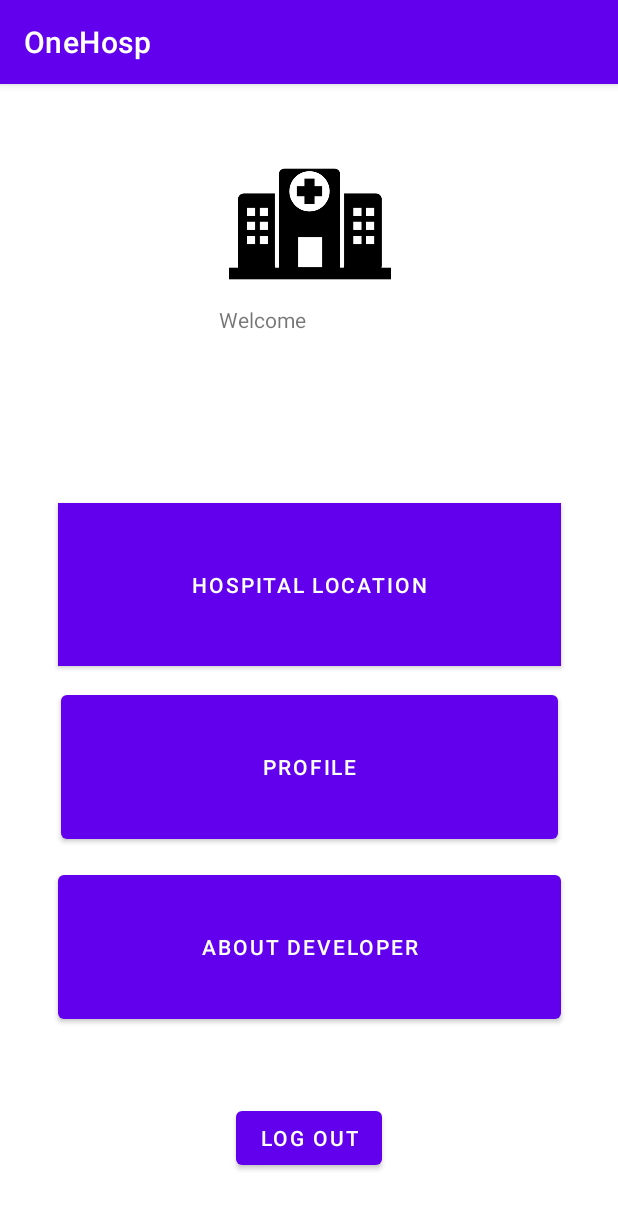
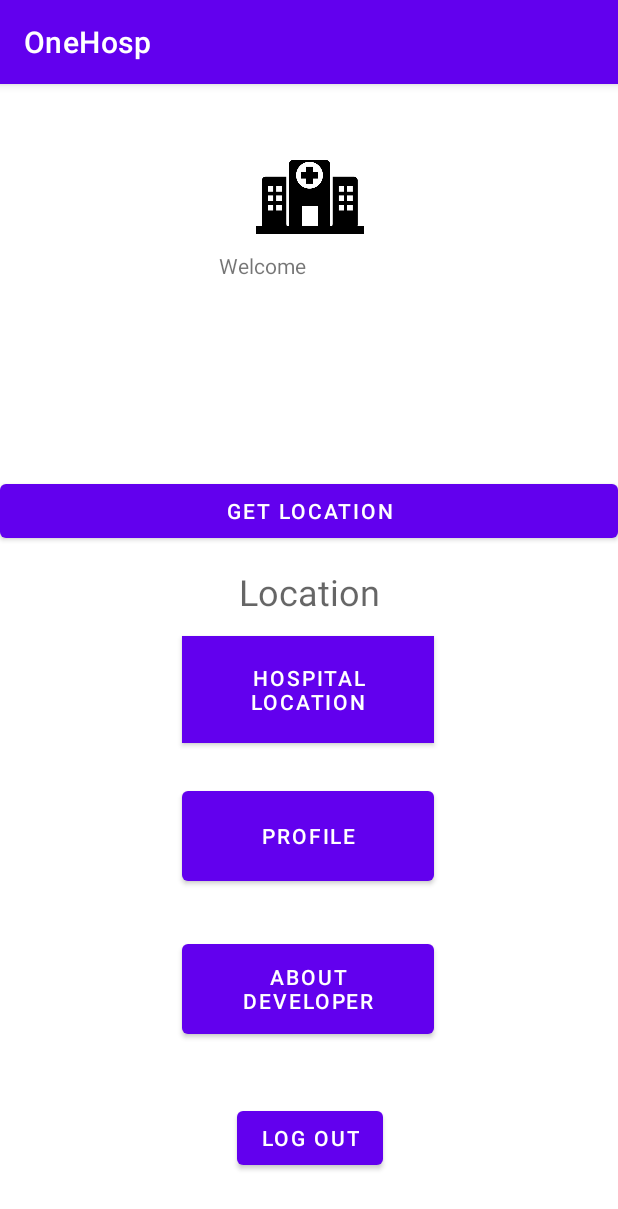
Before and after one commit to Shahrulazriee/GroupProject2, an Android app: the ProfileActivity screen opened directly, with no data from a screen before it, on a phone screen of 412 x 824 dp. Shown: the top 1209 px of the screen. Run offline under Robolectric (Android 15) with nearby library versions, the phone set to English and light mode, and no system bars; our stand-ins replace Firebase (no records; nobody signed in at launch, a user with empty details on screens opened directly).

Commit message:
ingat nk tambah map

```diff
--- a/app/src/main/java/com/example/groupproject2/ProfileActivity.java
+++ b/app/src/main/java/com/example/groupproject2/ProfileActivity.java
@@ -42,7 +42,7 @@ public class ProfileActivity extends AppCompatActivity {
     TextView Name;
     DatabaseReference databaseUsers;
 
-    //for map
+    //for current users location
     private static final int REQUEST_LOCATION = 1;
     Button btnGetLocation;
     TextView showLocation;
@@ -55,22 +55,6 @@ public class ProfileActivity extends AppCompatActivity {
         setContentView(R.layout.activity_profile);
         databaseUsers = FirebaseDatabase.getInstance("https://groupproject2-3beab-default-rtdb.asia-southeast1.firebasedatabase.app/").getReference("userName");
 
-        //to access map permission
-//        ActivityCompat.requestPermissions( this,
-//                new String[] {Manifest.permission.ACCESS_FINE_LOCATION}, REQUEST_LOCATION);
-//        showLocation = findViewById(R.id.showLocation);
-//        btnGetLocation = findViewById(R.id.btnGetLocation);
-//        btnGetLocation.setOnClickListener(new View.OnClickListener() {
-//            @Override
-//            public void onClick(View v) {
-//                LocationManager nManager = (LocationManager) getSystemService(Context.LOCATION_SERVICE);
-//                if (!locationManager.isProviderEnabled(LocationManager.GPS_PROVIDER)) {
-//                    OnGPS();
-//                } else {
-//                    getLocation();
-//                }
-//            }
-//        });
 
         //to display user name fetch from firebase realtime database
         auth = FirebaseAuth.getInstance();
@@ -92,26 +76,42 @@ public class ProfileActivity extends AppCompatActivity {
                 Toast.makeText(getApplicationContext(), "error occurred", Toast.LENGTH_LONG);
             }
         });
+
+        //ask permission for location
+//        ActivityCompat.requestPermissions( this,
+//                new String[] {Manifest.permission.ACCESS_FINE_LOCATION}, REQUEST_LOCATION);
+//        showLocation = findViewById(R.id.showLocation);
+//        btnGetLocation = findViewById(R.id.btnGetLocation);
+//        btnGetLocation.setOnClickListener(new View.OnClickListener() {
+//            @Override
+//            public void onClick(View v) {
+//                LocationManager nManager = (LocationManager) getSystemService(Context.LOCATION_SERVICE);
+//                if (!locationManager.isProviderEnabled(LocationManager.GPS_PROVIDER)) {
+//                    OnGPS();
+//                } else {
+//                    getLocation();
+//                }
+//            }
+//        });
     }
 
-    private void OnGPS() {
-        final AlertDialog.Builder builder = new AlertDialog.Builder(this);
-        builder.setMessage("Enable GPS").setCancelable(false).setPositiveButton("Yes", new  DialogInterface.OnClickListener() {
-            @Override
-            public void onClick(DialogInterface dialog, int which) {
-                startActivity(new Intent(Settings.ACTION_LOCATION_SOURCE_SETTINGS));
-            }
-        }).setNegativeButton("No", new DialogInterface.OnClickListener() {
-            @Override
-            public void onClick(DialogInterface dialog, int which) {
-                dialog.cancel();
-            }
-        });
-        final AlertDialog alertDialog = builder.create();
-        alertDialog.show();
-    }
-
-//    public void getLocation() {
+//    private void OnGPS() {
+//        final AlertDialog.Builder builder = new AlertDialog.Builder(this);
+//        builder.setMessage("Enable GPS").setCancelable(false).setPositiveButton("Yes", new  DialogInterface.OnClickListener() {
+//            @Override
+//            public void onClick(DialogInterface dialog, int which) {
+//                startActivity(new Intent(Settings.ACTION_LOCATION_SOURCE_SETTINGS));
+//            }
+//        }).setNegativeButton("No", new DialogInterface.OnClickListener() {
+//            @Override
+//            public void onClick(DialogInterface dialog, int which) {
+//                dialog.cancel();
+//            }
+//        });
+//        final AlertDialog alertDialog = builder.create();
+//        alertDialog.show();
+//    }
+//    private void getLocation() {
 //        if (ActivityCompat.checkSelfPermission(
 //                ProfileActivity.this,Manifest.permission.ACCESS_FINE_LOCATION) != PackageManager.PERMISSION_GRANTED && ActivityCompat.checkSelfPermission(
 //                ProfileActivity.this, Manifest.permission.ACCESS_COARSE_LOCATION) != PackageManager.PERMISSION_GRANTED) {
@@ -123,25 +123,7 @@ public class ProfileActivity extends AppCompatActivity {
 //                double longi = locationGPS.getLongitude();
 //                latitude = String.valueOf(lat);
 //                longitude = String.valueOf(longi);
-////                showLocation.setText("Your Location: " + "\n" + "Latitude: " + latitude + "\n" + "Longitude: " + longitude);
-//
-//                databaseUsers.addValueEventListener(new ValueEventListener() {
-//                    auth = FirebaseAuth.getInstance();
-//                    String email = auth.getCurrentUser().getEmail();
-//                    @Override
-//                    public void onDataChange(@NonNull DataSnapshot snapshot) {
-//                        for (DataSnapshot keyID : snapshot.getChildren()) {
-//                            if (keyID.child("email").getValue().equals(email)) {
-//                                //collect altitude and longitude to the databse
-//                            }
-//                        }
-//                    }
-//
-//                    @Override
-//                    public void onCancelled(@NonNull DatabaseError error) {
-//                        Toast.makeText(getApplicationContext(), "error occurred", Toast.LENGTH_LONG);
-//                    }
-//                });
+//                showLocation.setText("Your Location: " + "\n" + "Latitude: " + latitude + "\n" + "Longitude: " + longitude);
 //            } else {
 //                Toast.makeText(this, "Unable to find location.", Toast.LENGTH_SHORT).show();
 //            }
--- a/app/src/main/res/layout/activity_profile.xml
+++ b/app/src/main/res/layout/activity_profile.xml
@@ -6,24 +6,28 @@
     android:layout_height="match_parent"
     tools:context=".ProfileActivity">
 
-<!--    <TextView-->
-<!--        android:id="@+id/showLocation"-->
-<!--        android:layout_width="wrap_content"-->
-<!--        android:layout_height="wrap_content"-->
-<!--        android:hint="Location"-->
-<!--        android:textSize="24sp"-->
-<!--        app:layout_constraintBottom_toBottomOf="@+id/textView2"-->
-<!--        app:layout_constraintEnd_toEndOf="parent"-->
-<!--        app:layout_constraintStart_toStartOf="parent" />-->
+    <TextView
+        android:id="@+id/showLocation"
+        android:layout_width="wrap_content"
+        android:layout_height="wrap_content"
+        android:layout_marginBottom="13dp"
+        android:hint="Location"
+        android:textSize="24sp"
+        app:layout_constraintBottom_toTopOf="@+id/mapbutton"
+        app:layout_constraintEnd_toEndOf="parent"
+        app:layout_constraintStart_toStartOf="parent"
+        app:layout_constraintTop_toBottomOf="@+id/btnGetLocation" />
 
-<!--    <Button-->
-<!--        android:id="@+id/btnGetLocation"-->
-<!--        android:layout_width="0dp"-->
-<!--        android:layout_height="wrap_content"-->
-<!--        android:text="Get Location"-->
-<!--        app:layout_constraintEnd_toEndOf="parent"-->
-<!--        app:layout_constraintStart_toStartOf="parent"-->
-<!--        app:layout_constraintTop_toTopOf="parent" />-->
+    <Button
+        android:id="@+id/btnGetLocation"
+        android:layout_width="match_parent"
+        android:layout_height="wrap_content"
+        android:layout_marginBottom="13dp"
+        android:text="Get Location"
+        app:layout_constraintBottom_toTopOf="@+id/showLocation"
+        app:layout_constraintEnd_toEndOf="parent"
+        app:layout_constraintStart_toStartOf="parent"
+        app:layout_constraintTop_toBottomOf="@+id/textView2" />
 
     <Button
         android:id="@+id/button4"
@@ -31,53 +35,56 @@
         android:layout_height="wrap_content"
         android:layout_alignParentBottom="true"
         android:layout_centerHorizontal="true"
+        android:layout_marginEnd="34dp"
         android:layout_marginBottom="41dp"
         android:onClick="signout"
         android:text="LOG OUT"
         app:layout_constraintBottom_toBottomOf="parent"
-        app:layout_constraintEnd_toEndOf="parent"
-        app:layout_constraintStart_toStartOf="parent"
+        app:layout_constraintEnd_toEndOf="@+id/aboutbutton"
         app:layout_constraintTop_toBottomOf="@+id/aboutbutton" />
 
     <Button
         android:id="@+id/mapbutton"
-        android:layout_width="335dp"
+        android:layout_width="168dp"
         android:layout_height="0dp"
         android:layout_alignParentBottom="true"
         android:layout_centerHorizontal="true"
-        android:layout_marginBottom="13dp"
+        android:layout_marginBottom="26dp"
         android:background="@android:color/black"
         android:onClick="openMap"
         android:text="Hospital Location"
         android:textColor="@android:color/white"
         app:layout_constraintBottom_toTopOf="@+id/button6"
         app:layout_constraintEnd_toEndOf="parent"
+        app:layout_constraintHorizontal_bias="0.497"
         app:layout_constraintStart_toStartOf="parent"
-        app:layout_constraintTop_toBottomOf="@+id/textView2" />
+        app:layout_constraintTop_toBottomOf="@+id/showLocation" />
 
     <Button
         android:id="@+id/aboutbutton"
-        android:layout_width="335dp"
+        android:layout_width="168dp"
         android:layout_height="0dp"
         android:layout_alignParentBottom="true"
         android:layout_centerHorizontal="true"
-        android:layout_marginBottom="49dp"
+        android:layout_marginBottom="39dp"
         android:onClick="openAbout"
         android:text="About Developer"
         app:layout_constraintBottom_toTopOf="@+id/button4"
         app:layout_constraintEnd_toEndOf="parent"
+        app:layout_constraintHorizontal_bias="0.497"
         app:layout_constraintStart_toStartOf="parent"
         app:layout_constraintTop_toBottomOf="@+id/button6" />
 
     <Button
         android:id="@+id/button6"
-        android:layout_width="331dp"
+        android:layout_width="168dp"
         android:layout_height="0dp"
-        android:layout_marginBottom="12dp"
+        android:layout_marginBottom="30dp"
         android:onClick="openProfile"
         android:text="Profile"
         app:layout_constraintBottom_toTopOf="@+id/aboutbutton"
         app:layout_constraintEnd_toEndOf="parent"
+        app:layout_constraintHorizontal_bias="0.497"
         app:layout_constraintStart_toStartOf="parent"
         app:layout_constraintTop_toBottomOf="@+id/mapbutton" />
 
@@ -85,9 +92,9 @@
         android:id="@+id/textView2"
         android:layout_width="120dp"
         android:layout_height="0dp"
-        android:layout_marginBottom="24dp"
+        android:layout_marginBottom="77dp"
         android:text="Welcome"
-        app:layout_constraintBottom_toTopOf="@+id/mapbutton"
+        app:layout_constraintBottom_toTopOf="@+id/btnGetLocation"
         app:layout_constraintEnd_toEndOf="parent"
         app:layout_constraintStart_toStartOf="parent"
         app:layout_constraintTop_toBottomOf="@+id/imageView" />
```
